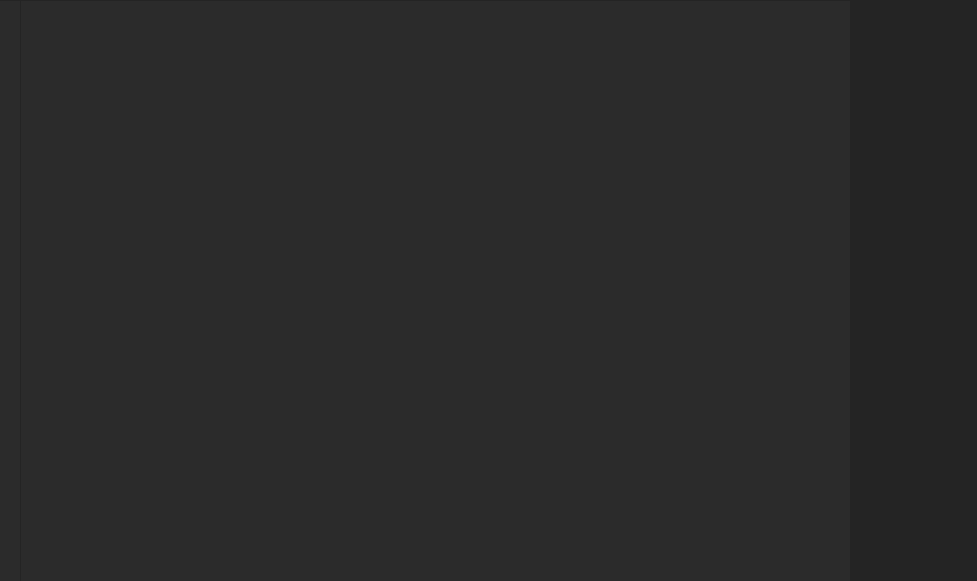
Before: the Qt Designer form ui/zenoedit/nodesview/zenographseditor.ui in zenustech/zeno, drawn with Qt 5.
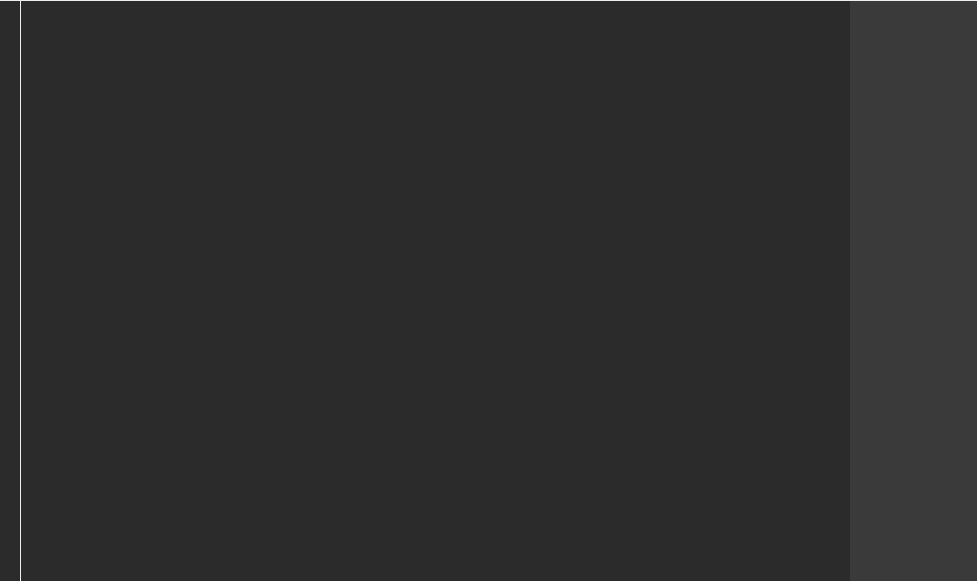
After: the same form once the commit is applied. Icons and pictures are not drawn. Custom widgets are drawn as their Qt base class.

What changed in the file:
```diff
--- a/ui/zenoedit/nodesview/zenographseditor.ui
+++ b/ui/zenoedit/nodesview/zenographseditor.ui
@@ -32,14 +32,14 @@
    <item>
     <widget class="QStackedWidget" name="mainStackedWidget">
      <property name="styleSheet">
-      <string notr="true">background: rgb(43,43,43);</string>
+      <string notr="true"/>
      </property>
      <property name="currentIndex">
       <number>0</number>
      </property>
      <widget class="QWidget" name="mainEditor">
       <property name="styleSheet">
-       <string notr="true">background: rgb(36, 36, 36);</string>
+       <string notr="true"/>
       </property>
       <layout class="QHBoxLayout" name="horizontalLayout_2333">
        <property name="spacing">
@@ -386,6 +386,73 @@
           <widget class="QWidget" name="presetPage"/>
          </widget>
          <widget class="QTabWidget" name="graphsViewTab">
+          <property name="palette">
+           <palette>
+            <active>
+             <colorrole role="Base">
+              <brush brushstyle="SolidPattern">
+               <color alpha="255">
+                <red>255</red>
+                <green>255</green>
+                <blue>255</blue>
+               </color>
+              </brush>
+             </colorrole>
+             <colorrole role="Window">
+              <brush brushstyle="SolidPattern">
+               <color alpha="255">
+                <red>58</red>
+                <green>58</green>
+                <blue>58</blue>
+               </color>
+              </brush>
+             </colorrole>
+            </active>
+            <inactive>
+             <colorrole role="Base">
+              <brush brushstyle="SolidPattern">
+               <color alpha="255">
+                <red>255</red>
+                <green>255</green>
+                <blue>255</blue>
+               </color>
+              </brush>
+             </colorrole>
+             <colorrole role="Window">
+              <brush brushstyle="SolidPattern">
+               <color alpha="255">
+                <red>58</red>
+                <green>58</green>
+                <blue>58</blue>
+               </color>
+              </brush>
+             </colorrole>
+            </inactive>
+            <disabled>
+             <colorrole role="Base">
+              <brush brushstyle="SolidPattern">
+               <color alpha="255">
+                <red>58</red>
+                <green>58</green>
+                <blue>58</blue>
+               </color>
+              </brush>
+             </colorrole>
+             <colorrole role="Window">
+              <brush brushstyle="SolidPattern">
+               <color alpha="255">
+                <red>58</red>
+                <green>58</green>
+                <blue>58</blue>
+               </color>
+              </brush>
+             </colorrole>
+            </disabled>
+           </palette>
+          </property>
+          <property name="autoFillBackground">
+           <bool>true</bool>
+          </property>
           <property name="styleSheet">
            <string notr="true">QTabBar {
 	font-weight: bold;
@@ -398,16 +465,18 @@
 QTabBar::tab {
     background: rgb(58, 58, 58);
 	color: rgb(129, 125, 123);
+	border-right: 1px solid rgb(36, 36, 36);
 	font: 16px 'HarmonyOS Sans';
-	margin-left: 0px;
-	margin-right: 1px;
+	/*margin-right: 1px;*/
+}
 
+QTabBar::tab:first {
+    border-left: 1px solid rgb(36, 36, 36);
 }
 
 QTabBar::tab:top {
-	margin-right: 1px;
-	margin-left: 0px;
-    padding: 10px 20px 10px 20px;
+	/*margin-right: 1px;*/
+    padding: 7px 16px 7px 16px;
 }
 
 QTabBar::tab:top:first {
```
Left out of the diff: 3 changed lines with no effect on the pictures.
